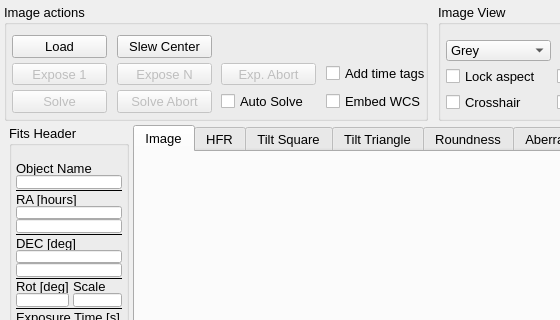
Before: the Qt Designer form mw4/gui/widgets/image.ui in mworion/MountWizzard4, drawn with Qt 5; both pictures show x 0 to 560 and y 0 to 320 of the 800 by 600 pixel window.
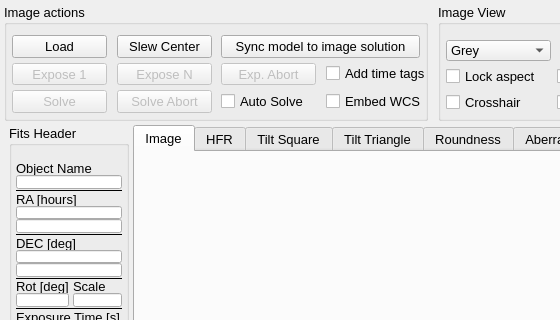
After: the same form once the commit is applied. Custom widgets are drawn as their Qt base class.

Diff of the .ui file:
```diff
--- a/mw4/gui/widgets/image.ui
+++ b/mw4/gui/widgets/image.ui
@@ -248,6 +248,22 @@
           </property>
          </widget>
         </item>
+        <item row="0" column="2" colspan="2">
+         <widget class="QPushButton" name="slewCenter_2">
+          <property name="enabled">
+           <bool>true</bool>
+          </property>
+          <property name="minimumSize">
+           <size>
+            <width>95</width>
+            <height>21</height>
+           </size>
+          </property>
+          <property name="text">
+           <string>Sync model to image solution</string>
+          </property>
+         </widget>
+        </item>
        </layout>
       </widget>
      </item>
```
